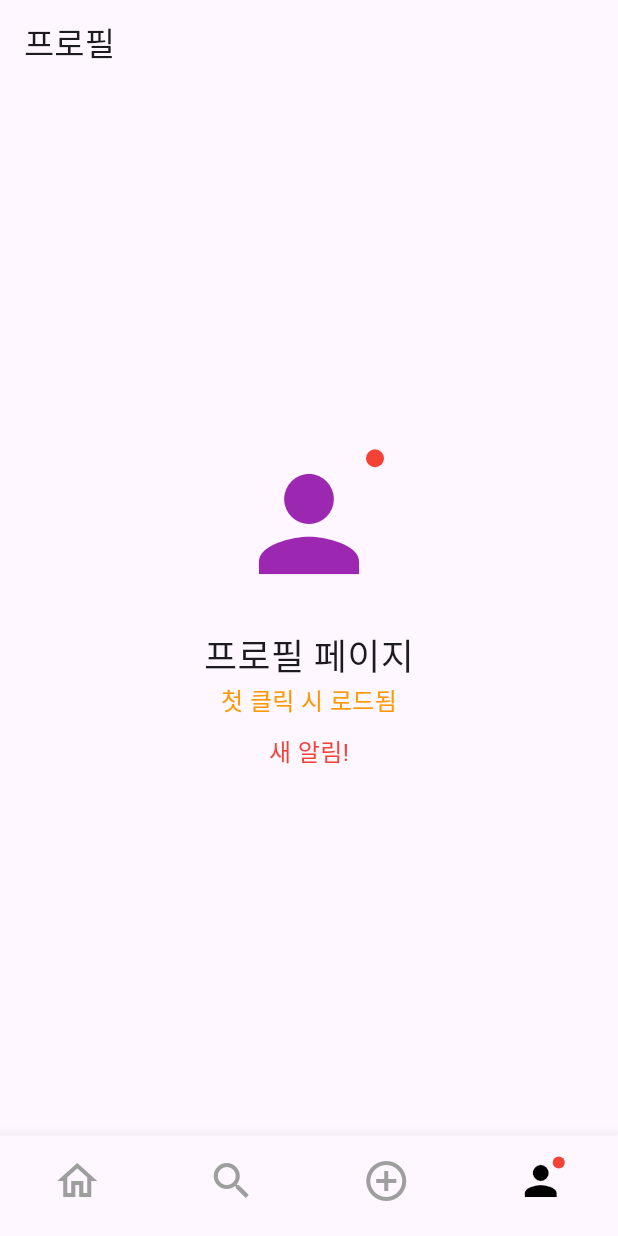
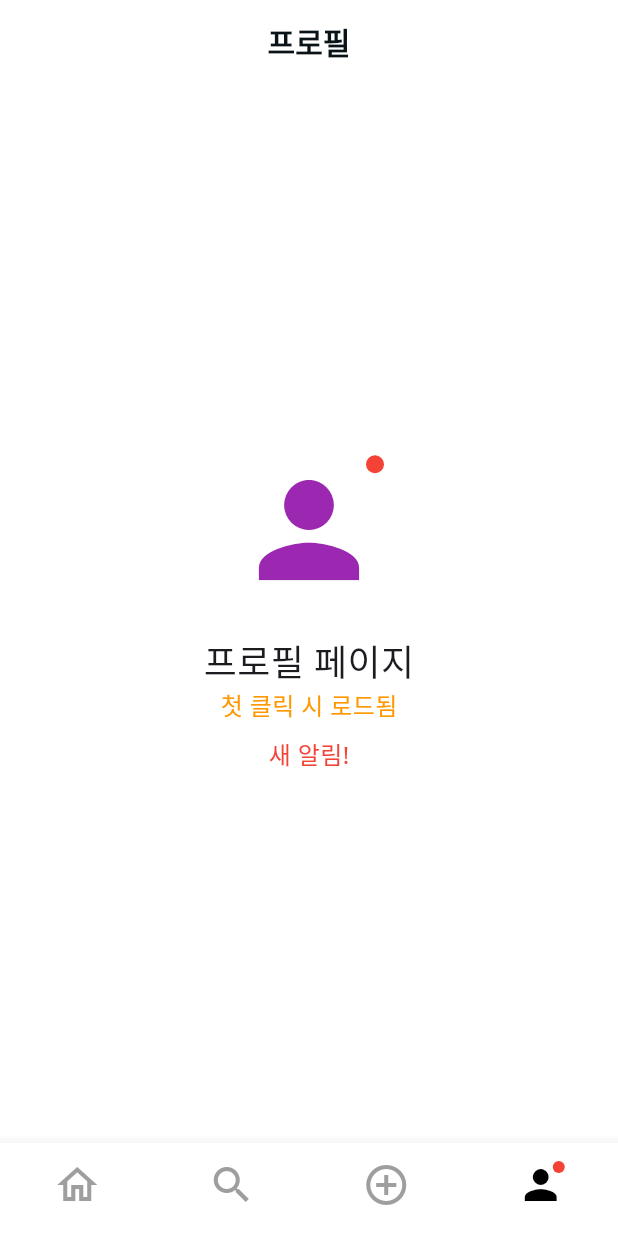
Before and after one commit to green-minigram/minigram-frontend, a Flutter app: the screen it shows after launch, item 4 of the bottom bar chosen, on a phone screen of 412 x 824 dp. Run offline on Flutter 3.47's test engine with Material 3 defaults, Android fonts, the phone set to English and light mode, and no system bars; our stand-ins replace google_fonts; network calls fail.

Commit message:
[feat] 테마 세팅

```diff
--- /dev/null
+++ b/lib/_core/styles/m_theme.dart
@@ -0,0 +1,38 @@
+import 'package:flutter/material.dart';
+import 'package:google_fonts/google_fonts.dart';
+import 'package:minigram/_core/styles/m_color.dart';
+import 'package:minigram/_core/styles/m_size.dart';
+
+ThemeData mTheme() {
+  return ThemeData(
+    useMaterial3: true,
+    primaryColor: MColor.kPrimary.strong,
+    scaffoldBackgroundColor: Colors.white,
+    appBarTheme: AppBarTheme(
+      color: MColor.kNormal.white,
+      titleTextStyle: TextStyle(fontSize: MSizes.kFont.xl, fontWeight: FontWeight.w700, color: MColor.kText.title),
+      centerTitle: true,
+      elevation: 0,
+    ),
+    dividerTheme: DividerThemeData(
+      thickness: MSizes.kLine.normal,
+      color: MColor.kLine.subtle,
+    ),
+    textTheme: GoogleFonts.notoSansTextTheme(),
+    bottomNavigationBarTheme: BottomNavigationBarThemeData(
+      backgroundColor: Colors.white,
+      selectedItemColor: MColor.kPrimary.strong,
+      unselectedItemColor: MColor.kText.normal,
+      selectedLabelStyle: TextStyle(fontSize: MSizes.kFont.s, fontWeight: FontWeight.w700),
+      unselectedLabelStyle: TextStyle(fontSize: MSizes.kFont.s, fontWeight: FontWeight.w400),
+    ),
+    inputDecorationTheme: InputDecorationTheme(
+      border: OutlineInputBorder(
+        borderRadius: BorderRadius.circular(8),
+        borderSide: BorderSide(color: MColor.kLine.main),
+      ),
+      contentPadding: EdgeInsets.symmetric(horizontal: 10, vertical: 5),
+      hintStyle: TextStyle(fontSize: MSizes.kFont.normal, color: MColor.kText.normal),
+    ),
+  );
+}
--- a/lib/main.dart
+++ b/lib/main.dart
@@ -1,4 +1,5 @@
 import 'package:flutter/material.dart';
+import 'package:minigram/_core/styles/m_theme.dart';
 import 'package:minigram/ui/pages/holder/main_holder.dart';
 
 GlobalKey<NavigatorState> navigatorKey = GlobalKey<NavigatorState>();
@@ -16,7 +17,7 @@ class MyApp extends StatelessWidget {
     return MaterialApp(
       navigatorKey: navigatorKey,
       debugShowCheckedModeBanner: false,
-      theme: null,
+      theme: mTheme(),
       home: MainHolder(),
       routes: {
         "/main-holder": (context) => Placeholder(),
```
